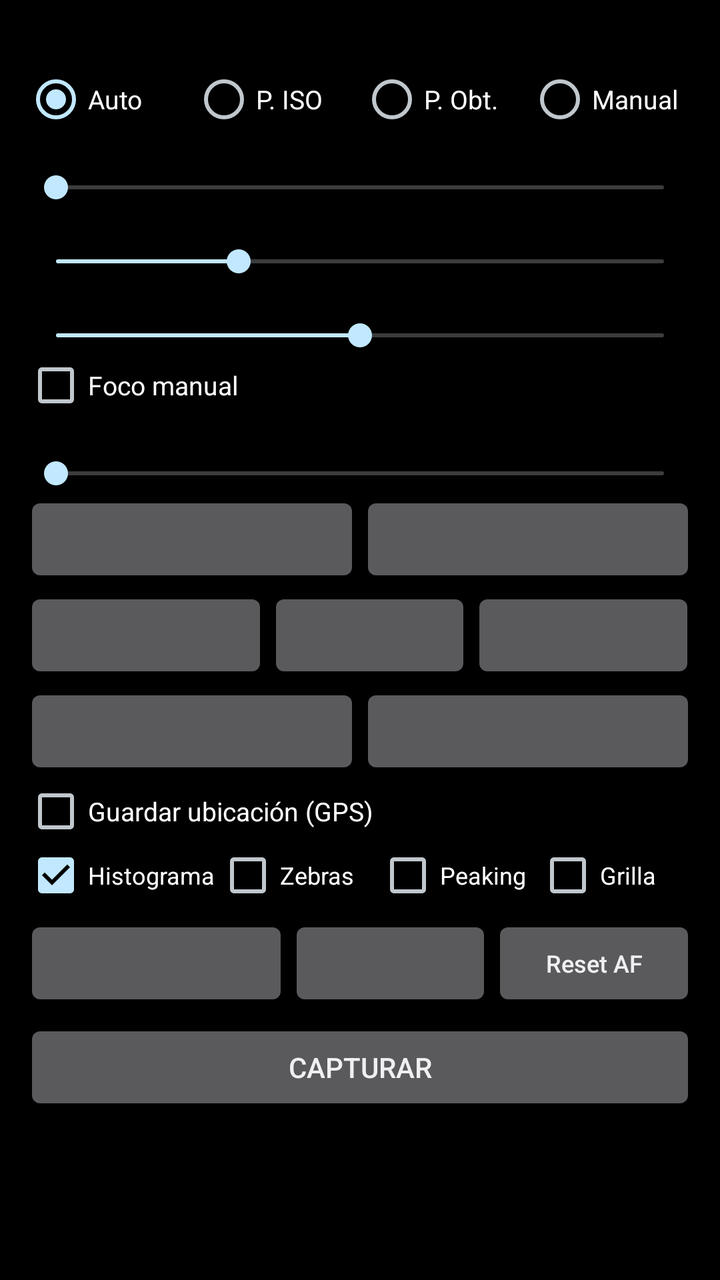
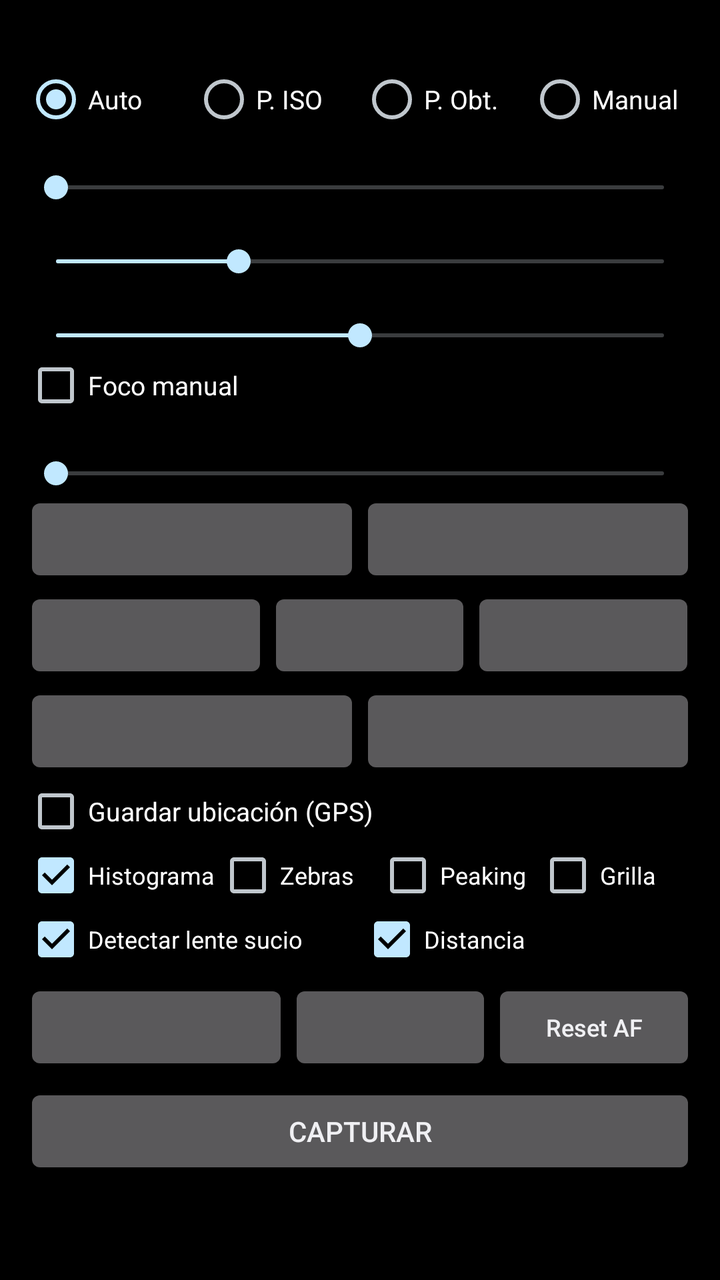

Before-and-after screenshots of an Android layout around one commit, followed by the original layout XML and the change that was made.
<!-- AndroidManifest.xml: application theme android:Theme.DeviceDefault.NoActionBar -->
<!-- res/layout/activity_main.xml -->
<?xml version="1.0" encoding="utf-8"?>
<LinearLayout xmlns:android="http://schemas.android.com/apk/res/android"
    android:layout_width="match_parent"
    android:layout_height="match_parent"
    android:background="#000000"
    android:orientation="vertical">

    <FrameLayout
        android:id="@+id/previewFrame"
        android:layout_width="match_parent"
        android:layout_height="0dp">

        <TextureView
            android:id="@+id/preview"
            android:layout_width="match_parent"
            android:layout_height="match_parent" />

        <dev.campa.rawcam.OverlayView
            android:id="@+id/overlay"
            android:layout_width="match_parent"
            android:layout_height="match_parent" />

        <View
            android:id="@+id/focusRing"
            android:layout_width="64dp"
            android:layout_height="64dp"
            android:layout_gravity="top|start"
            android:background="@drawable/focus_ring"
            android:visibility="gone" />

        <TextView
            android:id="@+id/lockBadge"
            android:layout_width="wrap_content"
            android:layout_height="wrap_content"
            android:layout_gravity="top|start"
            android:layout_margin="8dp"
            android:background="#FFD54F"
            android:paddingHorizontal="6dp"
            android:paddingVertical="2dp"
            android:text="AE/AF LOCK"
            android:textColor="#000000"
            android:textSize="12sp"
            android:visibility="gone" />

        <TextView
            android:id="@+id/countdownText"
            android:layout_width="wrap_content"
            android:layout_height="wrap_content"
            android:layout_gravity="center"
            android:shadowColor="#000000"
            android:shadowRadius="8"
            android:textColor="#FFFFFF"
            android:textSize="96sp"
            android:visibility="gone" />
    </FrameLayout>

    <ScrollView
        android:layout_width="match_parent"
        android:layout_height="0dp"
        android:layout_weight="1">

        <LinearLayout
            android:layout_width="match_parent"
            android:layout_height="wrap_content"
            android:orientation="vertical"
            android:padding="12dp">

            <TextView
                android:id="@+id/info"
                android:layout_width="wrap_content"
                android:layout_height="wrap_content"
                android:textColor="#FFFFFF"
                android:textSize="13sp" />

            <RadioGroup
                android:id="@+id/modeGroup"
                android:layout_width="match_parent"
                android:layout_height="wrap_content"
                android:layout_marginTop="4dp"
                android:checkedButton="@+id/modeAuto"
                android:orientation="horizontal">

                <RadioButton
                    android:id="@+id/modeAuto"
                    android:layout_width="0dp"
                    android:layout_height="wrap_content"
                    android:layout_weight="1"
                    android:text="Auto"
                    android:textColor="#FFFFFF"
                    android:textSize="13sp" />

                <RadioButton
                    android:id="@+id/modeIso"
                    android:layout_width="0dp"
                    android:layout_height="wrap_content"
                    android:layout_weight="1"
                    android:text="P. ISO"
                    android:textColor="#FFFFFF"
                    android:textSize="13sp" />

                <RadioButton
                    android:id="@+id/modeShutter"
                    android:layout_width="0dp"
                    android:layout_height="wrap_content"
                    android:layout_weight="1"
                    android:text="P. Obt."
                    android:textColor="#FFFFFF"
                    android:textSize="13sp" />

                <RadioButton
                    android:id="@+id/modeManual"
                    android:layout_width="0dp"
                    android:layout_height="wrap_content"
                    android:layout_weight="1"
                    android:text="Manual"
                    android:textColor="#FFFFFF"
                    android:textSize="13sp" />
            </RadioGroup>

            <TextView
                android:id="@+id/evLabel"
                android:layout_width="wrap_content"
                android:layout_height="wrap_content"
                android:textColor="#AAAAAA" />

            <SeekBar
                android:id="@+id/evBar"
                android:layout_width="match_parent"
                android:layout_height="wrap_content" />

            <TextView
                android:id="@+id/isoLabel"
                android:layout_width="wrap_content"
                android:layout_height="wrap_content"
                android:textColor="#AAAAAA" />

            <SeekBar
                android:id="@+id/isoBar"
                android:layout_width="match_parent"
                android:layout_height="wrap_content"
                android:max="1000"
                android:progress="300" />

            <TextView
                android:id="@+id/expLabel"
                android:layout_width="wrap_content"
                android:layout_height="wrap_content"
                android:textColor="#AAAAAA" />

            <SeekBar
                android:id="@+id/expBar"
                android:layout_width="match_parent"
                android:layout_height="wrap_content"
                android:max="1000"
                android:progress="500" />

            <CheckBox
                android:id="@+id/focusToggle"
                android:layout_width="wrap_content"
                android:layout_height="wrap_content"
                android:text="Foco manual"
                android:textColor="#FFFFFF"
                android:textSize="13sp" />

            <TextView
                android:id="@+id/focusLabel"
                android:layout_width="wrap_content"
                android:layout_height="wrap_content"
                android:textColor="#AAAAAA" />

            <SeekBar
                android:id="@+id/focusBar"
                android:layout_width="match_parent"
                android:layout_height="wrap_content"
                android:enabled="false"
                android:max="1000"
                android:progress="0" />

            <LinearLayout
                android:layout_width="match_parent"
                android:layout_height="wrap_content"
                android:orientation="horizontal">

                <Button
                    android:id="@+id/wbBtn"
                    android:layout_width="0dp"
                    android:layout_height="wrap_content"
                    android:layout_weight="1"
                    android:textAllCaps="false"
                    android:textSize="12sp" />

                <Button
                    android:id="@+id/lensBtn"
                    android:layout_width="0dp"
                    android:layout_height="wrap_content"
                    android:layout_weight="1"
                    android:textAllCaps="false"
                    android:textSize="12sp" />
            </LinearLayout>

            <LinearLayout
                android:layout_width="match_parent"
                android:layout_height="wrap_content"
                android:orientation="horizontal">

                <Button
                    android:id="@+id/formatBtn"
                    android:layout_width="0dp"
                    android:layout_height="wrap_content"
                    android:layout_weight="1.2"
                    android:textAllCaps="false"
                    android:textSize="12sp" />

                <Button
                    android:id="@+id/qualityBtn"
                    android:layout_width="0dp"
                    android:layout_height="wrap_content"
                    android:layout_weight="1"
                    android:textAllCaps="false"
                    android:textSize="12sp" />

                <Button
                    android:id="@+id/processBtn"
                    android:layout_width="0dp"
                    android:layout_height="wrap_content"
                    android:layout_weight="1.1"
                    android:textAllCaps="false"
                    android:textSize="12sp" />
            </LinearLayout>

            <LinearLayout
                android:layout_width="match_parent"
                android:layout_height="wrap_content"
                android:orientation="horizontal">

                <Button
                    android:id="@+id/intervalBtn"
                    android:layout_width="0dp"
                    android:layout_height="wrap_content"
                    android:layout_weight="1"
                    android:textAllCaps="false"
                    android:textSize="12sp" />

                <Button
                    android:id="@+id/shotsBtn"
                    android:layout_width="0dp"
                    android:layout_height="wrap_content"
                    android:layout_weight="1"
                    android:textAllCaps="false"
                    android:textSize="12sp" />
            </LinearLayout>

            <CheckBox
                android:id="@+id/locationToggle"
                android:layout_width="wrap_content"
                android:layout_height="wrap_content"
                android:text="Guardar ubicación (GPS)"
                android:textColor="#FFFFFF"
                android:textSize="13sp" />

            <TextView
                android:id="@+id/kelvinLabel"
                android:layout_width="wrap_content"
                android:layout_height="wrap_content"
                android:textColor="#AAAAAA"
                android:visibility="gone" />

            <SeekBar
                android:id="@+id/kelvinBar"
                android:layout_width="match_parent"
                android:layout_height="wrap_content"
                android:max="80"
                android:progress="35"
                android:visibility="gone" />

            <LinearLayout
                android:layout_width="match_parent"
                android:layout_height="wrap_content"
                android:orientation="horizontal">

                <CheckBox
                    android:id="@+id/histToggle"
                    android:layout_width="0dp"
                    android:layout_height="wrap_content"
                    android:layout_weight="1.2"
                    android:checked="true"
                    android:text="Histograma"
                    android:textColor="#FFFFFF"
                    android:textSize="12sp" />

                <CheckBox
                    android:id="@+id/zebraToggle"
                    android:layout_width="0dp"
                    android:layout_height="wrap_content"
                    android:layout_weight="1"
                    android:text="Zebras"
                    android:textColor="#FFFFFF"
                    android:textSize="12sp" />

                <CheckBox
                    android:id="@+id/peakToggle"
                    android:layout_width="0dp"
                    android:layout_height="wrap_content"
                    android:layout_weight="1"
                    android:text="Peaking"
                    android:textColor="#FFFFFF"
                    android:textSize="12sp" />

                <CheckBox
                    android:id="@+id/gridToggle"
                    android:layout_width="0dp"
                    android:layout_height="wrap_content"
                    android:layout_weight="1"
                    android:text="Grilla"
                    android:textColor="#FFFFFF"
                    android:textSize="12sp" />
            </LinearLayout>

            <LinearLayout
                android:layout_width="match_parent"
                android:layout_height="wrap_content"
                android:layout_marginTop="4dp"
                android:orientation="horizontal">

                <Button
                    android:id="@+id/driveBtn"
                    android:layout_width="0dp"
                    android:layout_height="wrap_content"
                    android:layout_weight="1.3"
                    android:textAllCaps="false"
                    android:textSize="12sp" />

                <Button
                    android:id="@+id/timerBtn"
                    android:layout_width="0dp"
                    android:layout_height="wrap_content"
                    android:layout_weight="1"
                    android:textAllCaps="false"
                    android:textSize="12sp" />

                <Button
                    android:id="@+id/resetBtn"
                    android:layout_width="0dp"
                    android:layout_height="wrap_content"
                    android:layout_weight="1"
                    android:text="Reset AF"
                    android:textAllCaps="false"
                    android:textSize="12sp" />
            </LinearLayout>

            <Button
                android:id="@+id/shutter"
                android:layout_width="match_parent"
                android:layout_height="wrap_content"
                android:layout_marginTop="4dp"
                android:text="Capturar" />
        </LinearLayout>
    </ScrollView>
</LinearLayout>
<!-- resources referenced by this layout -->
<resources>
  <!-- drawable focus_ring (drawable) -->
  <?xml version="1.0" encoding="utf-8"?>
  <shape xmlns:android="http://schemas.android.com/apk/res/android"
      android:shape="rectangle">
      <stroke
          android:width="2dp"
          android:color="#FFD54F" />
      <corners android:radius="6dp" />
  </shape>
</resources>

<!-- the commit's change to res/layout/activity_main.xml (unified diff, before → after) -->
@@ -43,6 +43,45 @@
             android:visibility="gone" />
 
         <TextView
+            android:id="@+id/distanceBadge"
+            android:layout_width="wrap_content"
+            android:layout_height="wrap_content"
+            android:layout_gravity="top|end"
+            android:layout_margin="8dp"
+            android:background="#99000000"
+            android:gravity="end"
+            android:paddingHorizontal="6dp"
+            android:paddingVertical="3dp"
+            android:textColor="#FFFFFF"
+            android:textSize="12sp"
+            android:visibility="gone" />
+
+        <TextView
+            android:id="@+id/lensWarning"
+            android:layout_width="wrap_content"
+            android:layout_height="wrap_content"
+            android:layout_gravity="top|center_horizontal"
+            android:layout_marginTop="40dp"
+            android:background="#E6D32F2F"
+            android:paddingHorizontal="10dp"
+            android:paddingVertical="6dp"
+            android:textColor="#FFFFFF"
+            android:textSize="13sp"
+            android:visibility="gone" />
+
+        <TextView
+            android:id="@+id/lensDebug"
+            android:layout_width="wrap_content"
+            android:layout_height="wrap_content"
+            android:layout_gravity="bottom|end"
+            android:layout_margin="8dp"
+            android:background="#66000000"
+            android:paddingHorizontal="4dp"
+            android:textColor="#CCFFFFFF"
+            android:textSize="10sp"
+            android:visibility="gone" />
+
+        <TextView
             android:id="@+id/countdownText"
             android:layout_width="wrap_content"
             android:layout_height="wrap_content"
@@ -319,6 +358,32 @@
             <LinearLayout
                 android:layout_width="match_parent"
                 android:layout_height="wrap_content"
+                android:orientation="horizontal">
+
+                <CheckBox
+                    android:id="@+id/lensToggle"
+                    android:layout_width="0dp"
+                    android:layout_height="wrap_content"
+                    android:layout_weight="1"
+                    android:checked="true"
+                    android:text="Detectar lente sucio"
+                    android:textColor="#FFFFFF"
+                    android:textSize="12sp" />
+
+                <CheckBox
+                    android:id="@+id/distanceToggle"
+                    android:layout_width="0dp"
+                    android:layout_height="wrap_content"
+                    android:layout_weight="1"
+                    android:checked="true"
+                    android:text="Distancia"
+                    android:textColor="#FFFFFF"
+                    android:textSize="12sp" />
+            </LinearLayout>
+
+            <LinearLayout
+                android:layout_width="match_parent"
+                android:layout_height="wrap_content"
                 android:layout_marginTop="4dp"
                 android:orientation="horizontal">
 
